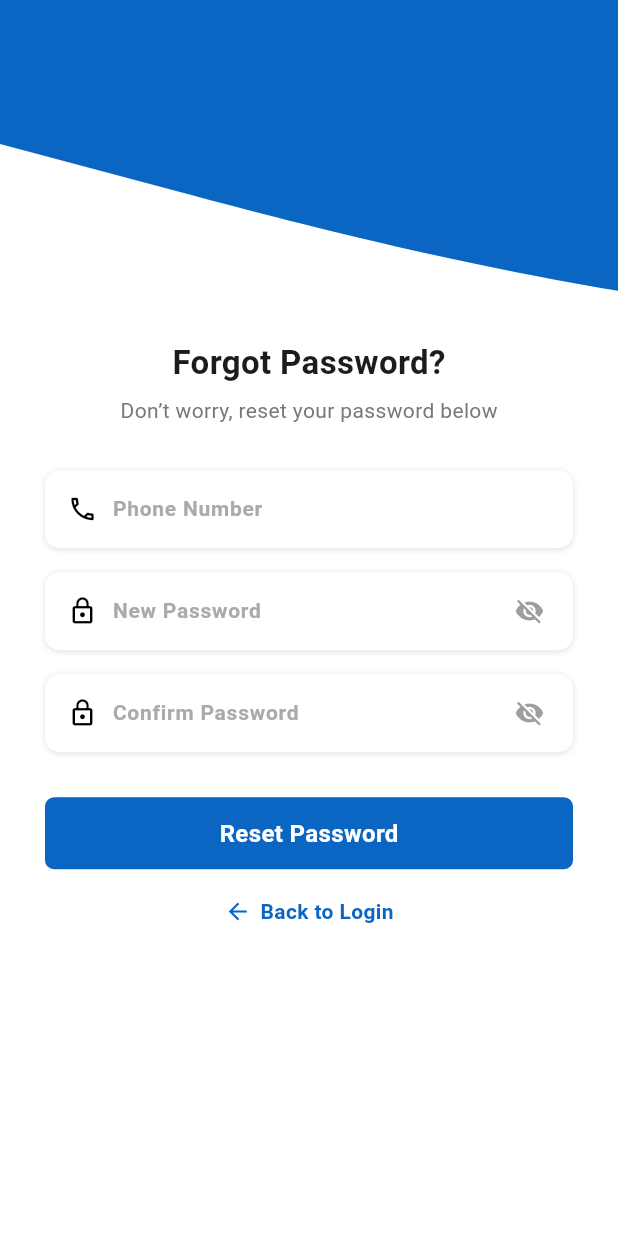
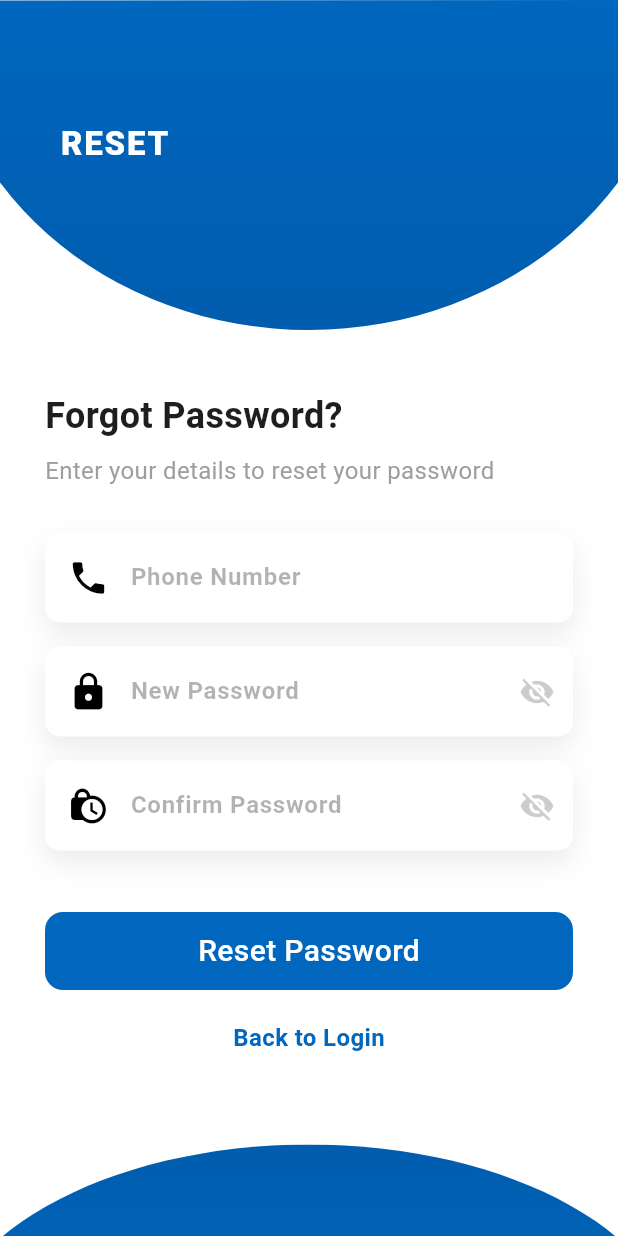
Before and after one commit to MasteredArchieve2025/master-flutter, a Flutter app: the ForgotPasswordScreen screen opened by its route, on a phone screen of 412 x 824 dp. Run offline on Flutter 3.47's test engine with Material 3 defaults, Android fonts, the light colour scheme and no system bars; our stand-ins replace cached_network_image, dio, flutter_secure_storage, lottie, webview_flutter; accounts and stored records are empty; network calls fail.

Commit message:
login changes

```diff
--- a/lib/pages/Auth/AuthScreen.dart
+++ b/lib/pages/Auth/AuthScreen.dart
@@ -52,8 +52,8 @@ class _AuthScreenState extends State<AuthScreen>
   Future<void> handleAuth() async {
     try {
       if (mode == "login") {
-        if (usernameController.text.trim().isEmpty || passwordController.text.isEmpty) {
-          _showAlert("Error", "User name and password are required");
+        if (phoneController.text.trim().isEmpty || passwordController.text.isEmpty) {
+          _showAlert("Error", "Phone number and password are required");
           return;
         }
       } else {
@@ -74,7 +74,7 @@ class _AuthScreenState extends State<AuthScreen>
 
       if (mode == "login") {
         final res = await AuthApi.loginApi({
-          "username": usernameController.text.trim(),
+          "phone": phoneController.text.trim(),
           "password": passwordController.text,
         });
 
@@ -249,19 +249,21 @@ class _AuthScreenState extends State<AuthScreen>
                 padding: const EdgeInsets.symmetric(horizontal: 30, vertical: 20),
                 child: Column(
                   children: [
+                    if (mode == "register")
                       InputField(
                         icon: Icons.person,
                         placeholder: "User Name",
                         controller: usernameController,
                       ),
 
-                    if (mode == "register") ...[
                     InputField(
                       icon: Icons.phone,
                       placeholder: "Phone Number",
                       controller: phoneController,
                       keyboardType: TextInputType.phone,
                     ),
+
+                    if (mode == "register") ...[
                       InputField(
                         icon: Icons.email,
                         placeholder: "Email",
--- a/lib/pages/Auth/ForgotPassword.dart
+++ b/lib/pages/Auth/ForgotPassword.dart
@@ -18,7 +18,6 @@ class _ForgotPasswordScreenState extends State<ForgotPasswordScreen> {
   bool obscureConfirmPassword = true;
 
   Future<void> handleResetPassword() async {
-    // Validation
     if (phoneController.text.isEmpty ||
         newPasswordController.text.isEmpty ||
         confirmPasswordController.text.isEmpty) {
@@ -53,13 +52,8 @@ class _ForgotPasswordScreenState extends State<ForgotPasswordScreen> {
         },
       );
     } catch (err) {
-      print("FORGOT PASSWORD ERROR 👉 $err");
-
       String message = "Something went wrong";
-      if (err is String) {
-        message = err;
-      }
-
+      if (err is String) message = err;
       _showAlert("Error", message);
     } finally {
       setState(() => loading = false);
@@ -99,67 +93,77 @@ class _ForgotPasswordScreenState extends State<ForgotPasswordScreen> {
 
     return Scaffold(
       backgroundColor: Colors.white,
-      body: SafeArea(
-        child: GestureDetector(
+      body: GestureDetector(
         onTap: () => FocusScope.of(context).unfocus(),
         child: SingleChildScrollView(
-            physics: const BouncingScrollPhysics(),
-            child: ConstrainedBox(
-              constraints: BoxConstraints(
-                minHeight: size.height - MediaQuery.of(context).padding.top,
-              ),
-              child: IntrinsicHeight(
+          physics: const ClampingScrollPhysics(),
           child: Column(
             children: [
-                    // Top Wave
-                    SizedBox(
-                      width: size.width * 1.5,
-                      height: 160,
-                      child: const CustomPaint(
-                        painter: ForgotTopWavePainter(),
+              Stack(
+                children: [
+                  ClipPath(
+                    clipper: SemicircleTopClipper(),
+                    child: Container(
+                      height: 220,
+                      width: size.width,
+                      decoration: const BoxDecoration(
+                        gradient: LinearGradient(
+                          colors: [Color(0xFF0066BE), Color(0xFF005DAE)],
+                          begin: Alignment.topCenter,
+                          end: Alignment.bottomCenter,
                         ),
                       ),
+                    ),
+                  ),
+                  const Positioned(
+                    top: 80,
+                    left: 40,
+                    child: Text(
+                      "RESET",
+                      style: TextStyle(
+                        color: Colors.white,
+                        fontSize: 22,
+                        fontWeight: FontWeight.w900,
+                        letterSpacing: 1.2,
+                      ),
+                    ),
+                  ),
+                ],
+              ),
 
-                    // Content
-                    Expanded(
-                      child: Padding(
-                        padding: const EdgeInsets.symmetric(horizontal: 30),
+              // Form content
+              Padding(
+                padding: const EdgeInsets.symmetric(horizontal: 30, vertical: 40),
                 child: Column(
-                          mainAxisAlignment: MainAxisAlignment.center,
+                  crossAxisAlignment: CrossAxisAlignment.start,
                   children: [
                     const Text(
                       "Forgot Password?",
                       style: TextStyle(
-                                fontSize: 22,
-                                fontWeight: FontWeight.w700,
+                        fontSize: 24,
+                        fontWeight: FontWeight.bold,
+                        color: Color(0xFF1E1E1E),
                       ),
                     ),
-                            const SizedBox(height: 6),
+                    const SizedBox(height: 8),
                     const Text(
-                              "Don’t worry, reset your password below",
+                      "Enter your details to reset your password",
                       style: TextStyle(
-                                fontSize: 14,
-                                color: Color(0xFF777777),
+                        color: Colors.grey,
+                        fontSize: 16,
                       ),
                     ),
                     const SizedBox(height: 30),
 
-                            // Form
-                            Container(
-                              constraints: const BoxConstraints(maxWidth: 400),
-                              child: Column(
-                                children: [
-                                  // Phone Number
-                                  ForgotInputField(
-                                    icon: Icons.call_outlined,
+                    InputField(
+                      icon: Icons.phone,
                       placeholder: "Phone Number",
                       controller: phoneController,
                       keyboardType: TextInputType.phone,
                     ),
 
-                                  // New Password
-                                  ForgotInputField(
-                                    icon: Icons.lock_outline,
+                    InputField(
+                      icon: Icons.lock,
                       placeholder: "New Password",
                       controller: newPasswordController,
                       isPassword: true,
@@ -171,9 +175,8 @@ class _ForgotPasswordScreenState extends State<ForgotPasswordScreen> {
                       },
                     ),
 
-                                  // Confirm Password
-                                  ForgotInputField(
-                                    icon: Icons.lock_outline,
+                    InputField(
+                      icon: Icons.lock_clock,
                       placeholder: "Confirm Password",
                       controller: confirmPasswordController,
                       isPassword: true,
@@ -185,22 +188,22 @@ class _ForgotPasswordScreenState extends State<ForgotPasswordScreen> {
                       },
                     ),
 
-                                  const SizedBox(height: 14),
+                    const SizedBox(height: 25),
 
-                                  // Reset Button
                     GestureDetector(
                       onTap: loading ? null : handleResetPassword,
                       child: Container(
-                                      height: 48,
+                        height: 52,
+                        width: double.infinity,
                         decoration: BoxDecoration(
-                                        color: const Color(0xFF0B66C3),
-                                        borderRadius: BorderRadius.circular(6),
+                          color: const Color(0xFF0066BE),
+                          borderRadius: BorderRadius.circular(12),
                         ),
                         child: Center(
                           child: loading
                               ? const SizedBox(
-                                                height: 20,
-                                                width: 20,
+                                  height: 24,
+                                  width: 24,
                                   child: CircularProgressIndicator(
                                     color: Colors.white,
                                     strokeWidth: 2,
@@ -210,59 +213,51 @@ class _ForgotPasswordScreenState extends State<ForgotPasswordScreen> {
                                   "Reset Password",
                                   style: TextStyle(
                                     color: Colors.white,
-                                                  fontSize: 16,
-                                                  fontWeight: FontWeight.w600,
+                                    fontSize: 20,
+                                    fontWeight: FontWeight.w500,
                                   ),
                                 ),
                         ),
                       ),
                     ),
 
-                                  const SizedBox(height: 18),
+                    const SizedBox(height: 20),
 
-                                  // Back to Login
-                                  GestureDetector(
+                    Center(
+                      child: GestureDetector(
                         onTap: () => Navigator.pop(context),
-                                    child: Row(
-                                      mainAxisAlignment: MainAxisAlignment.center,
-                                      children: [
-                                        const Icon(
-                                          Icons.arrow_back,
-                                          size: 18,
-                                          color: Color(0xFF0B66C3),
-                                        ),
-                                        const SizedBox(width: 6),
-                                        const Text(
+                        child: const Text(
                           "Back to Login",
                           style: TextStyle(
-                                            color: Color(0xFF0B66C3),
-                                            fontSize: 14,
-                                            fontWeight: FontWeight.w600,
+                            color: Color(0xFF0066BE),
+                            fontWeight: FontWeight.bold,
+                            fontSize: 16,
+                          ),
+                        ),
                       ),
                     ),
                   ],
                 ),
               ),
-                                ],
+
+              const SizedBox(height: 20),
+
+              // Bottom Semicircle
+              ClipPath(
+                clipper: SemicircleBottomClipper(),
+                child: Container(
+                  height: 140,
+                  width: size.width,
+                  decoration: const BoxDecoration(
+                    gradient: LinearGradient(
+                      colors: [Color(0xFF005DAE), Color(0xFF0066BE)],
+                      begin: Alignment.topCenter,
+                      end: Alignment.bottomCenter,
+                    ),
+                  ),
                 ),
               ),
             ],
-                        ),
-                      ),
-                    ),
-
-                    // Bottom Wave
-                    SizedBox(
-                      width: size.width,
-                      height: 140,
-                      child: const CustomPaint(
-                        painter: ForgotBottomWavePainter(),
-                      ),
-                    ),
-                  ],
-                ),
-              ),
-            ),
           ),
         ),
       ),
@@ -270,8 +265,7 @@ class _ForgotPasswordScreenState extends State<ForgotPasswordScreen> {
   }
 }
 
-// Custom Input Field for Forgot Password
-class ForgotInputField extends StatelessWidget {
+class InputField extends StatelessWidget {
   final IconData icon;
   final String placeholder;
   final TextEditingController controller;
@@ -280,7 +274,7 @@ class ForgotInputField extends StatelessWidget {
   final bool obscureText;
   final VoidCallback? onToggleObscure;
 
-  const ForgotInputField({
+  const InputField({
     super.key,
     required this.icon,
     required this.placeholder,
@@ -294,103 +288,85 @@ class ForgotInputField extends StatelessWidget {
   @override
   Widget build(BuildContext context) {
     return Container(
-      height: 52,
       margin: const EdgeInsets.only(bottom: 16),
       decoration: BoxDecoration(
         color: Colors.white,
         borderRadius: BorderRadius.circular(10),
-        boxShadow: const [
+        boxShadow: [
           BoxShadow(
-            color: Color(0x1E000000),
-            blurRadius: 3,
-            offset: Offset(0, 1),
+            color: Colors.black.withOpacity(0.08),
+            blurRadius: 15,
+            offset: const Offset(0, 8),
           ),
         ],
       ),
-      child: Row(
-        children: [
-          const SizedBox(width: 15),
-          Icon(icon, size: 20, color: Colors.black),
-          const SizedBox(width: 10),
-          Expanded(
-            child: TextFormField(
+      child: TextField(
         controller: controller,
         obscureText: isPassword ? obscureText : false,
         keyboardType: keyboardType,
+        style: const TextStyle(fontSize: 16),
         decoration: InputDecoration(
           hintText: placeholder,
-                hintStyle: const TextStyle(color: Color(0xFFAAAAAA)),
+          hintStyle: TextStyle(color: Colors.black.withOpacity(0.3)),
+          prefixIcon: Padding(
+            padding: const EdgeInsets.only(left: 15, right: 10),
+            child: Icon(icon, color: Colors.black, size: 28),
+          ),
+          suffixIcon: isPassword
+              ? GestureDetector(
+                  onTap: onToggleObscure,
+                  child: Icon(
+                    obscureText ? Icons.visibility_off : Icons.visibility,
+                    color: Colors.black.withOpacity(0.2),
+                  ),
+                )
+              : null,
           border: InputBorder.none,
+          contentPadding: const EdgeInsets.symmetric(vertical: 18),
         ),
-              style: const TextStyle(fontSize: 14),
-            ),
-          ),
-          if (isPassword)
-            IconButton(
-              icon: Icon(
-                obscureText ? Icons.visibility_off : Icons.visibility,
-                size: 20,
-                color: Colors.grey,
-              ),
-              onPressed: onToggleObscure,
-            ),
-          const SizedBox(width: 5),
-        ],
       ),
     );
   }
 }
 
-// Top Wave Painter for Forgot Password
-class ForgotTopWavePainter extends CustomPainter {
-  const ForgotTopWavePainter();
+class SemicircleTopClipper extends CustomClipper<Path> {
+  @override
+  Path getClip(Size size) {
+    Path path = Path();
+    double w = size.width;
+    double h = size.height;
 
-  @override
-  void paint(Canvas canvas, Size size) {
-    final paint = Paint()
-      ..color = const Color(0xFF0B66C3)
-      ..style = PaintingStyle.fill;
-
-    final path = Path();
-    path.moveTo(0, 96);
-    path.lineTo(120, 128);
-    path.cubicTo(240, 160, 480, 224, 720, 218.7);
-    path.cubicTo(960, 213, 1200, 139, 1320, 112);
-    path.lineTo(1440, 96);
-    path.lineTo(1440, 0);
-    path.lineTo(0, 0);
+    // Semicircle sitting on top, flat top
+    path.addArc(
+      Rect.fromLTWH(-w * 0.1, -h, w * 1.2, h * 2),
+      3.14,
+      -3.14
+    );
     path.close();
-
-    canvas.drawPath(path, paint);
+    return path;
   }
 
   @override
-  bool shouldRepaint(covariant CustomPainter oldDelegate) => false;
+  bool shouldReclip(CustomClipper<Path> oldClipper) => false;
 }
 
-// Bottom Wave Painter for Forgot Password
-class ForgotBottomWavePainter extends CustomPainter {
-  const ForgotBottomWavePainter();
+class SemicircleBottomClipper extends CustomClipper<Path> {
+  @override
+  Path getClip(Size size) {
+    Path path = Path();
+    double w = size.width;
+    double h = size.height;
 
-  @override
-  void paint(Canvas canvas, Size size) {
-    final paint = Paint()
-      ..color = const Color(0xFF0B66C3)
-      ..style = PaintingStyle.fill;
-
-    final path = Path();
-    path.moveTo(0, 256);
-    path.lineTo(120, 224);
-    path.cubicTo(240, 192, 480, 128, 720, 117.3);
-    path.cubicTo(960, 107, 1200, 149, 1320, 170.7);
-    path.lineTo(1440, 192);
-    path.lineTo(1440, 320);
-    path.lineTo(0, 320);
+    // Semicircle sitting at bottom, flat bottom
+    path.addArc(
+      Rect.fromLTWH(-w * 0.1, 0, w * 1.2, h * 2),
+      3.14,
+      3.14
+    );
     path.close();
-
-    canvas.drawPath(path, paint);
+    return path;
   }
 
   @override
-  bool shouldRepaint(covariant CustomPainter oldDelegate) => false;
+  bool shouldReclip(CustomClipper<Path> oldClipper) => false;
 }
```
Also changed, not shown: pubspec.lock. Lines whose indentation alone changed are shown as unchanged.
